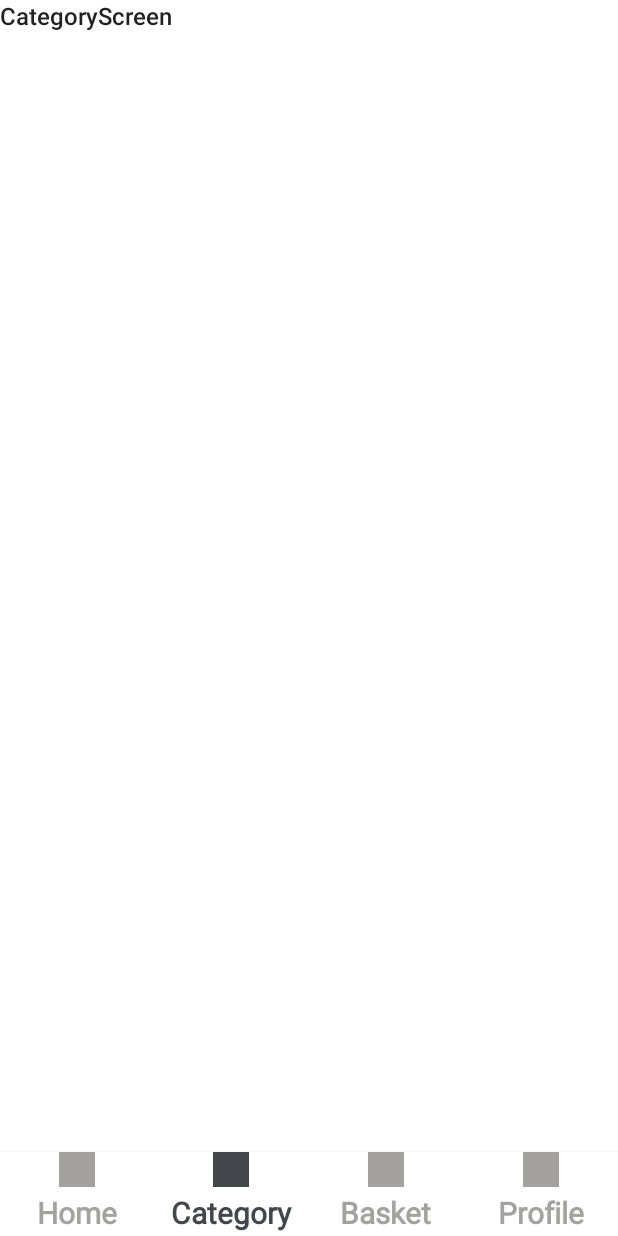
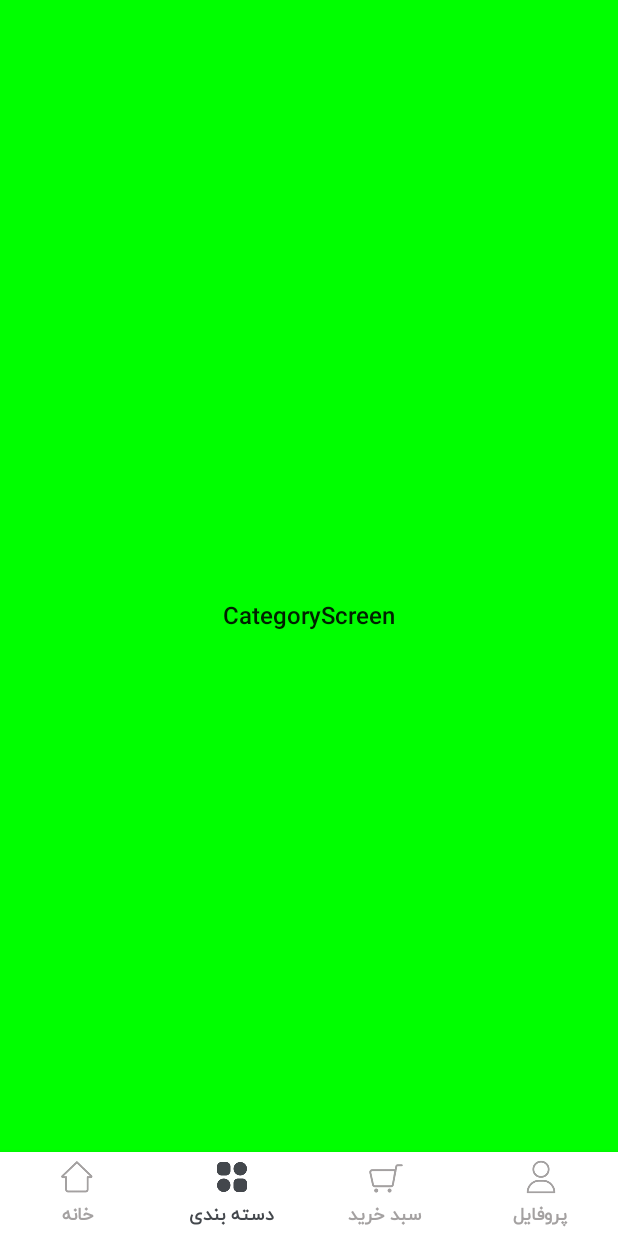
Before and after one commit to MohammadRezaZandiehh/DigikalaComposeProject, an Android app built with Jetpack Compose: the screen it shows after launch (MainActivity), item 2 of the bottom bar chosen, on a phone screen of 412 x 824 dp. Run offline under Robolectric (Android 15) with nearby library versions, the phone set to English and light mode, and no system bars.

Commit message:
s7_design_bottom_navigation 1402 / 01 / 12

```diff
--- a/app/src/main/java/com/example/digikalacomposeproject/navigation/BottomNavigationBar.kt
+++ b/app/src/main/java/com/example/digikalacomposeproject/navigation/BottomNavigationBar.kt
@@ -7,13 +7,13 @@ import androidx.compose.material.*
 import androidx.compose.runtime.Composable
 import androidx.compose.ui.Alignment
 import androidx.compose.ui.Modifier
-import com.example.digikalacomposeproject.R
 import androidx.compose.ui.graphics.Color
 import androidx.compose.ui.res.painterResource
 import androidx.compose.ui.text.font.FontWeight
 import androidx.compose.ui.text.style.TextAlign
 import androidx.compose.ui.unit.dp
 import androidx.navigation.NavController
+import com.example.digikalacomposeproject.R
 import androidx.navigation.compose.currentBackStackEntryAsState
 import com.example.digikalacomposeproject.ui.theme.selectedBottomBar
 import com.example.digikalacomposeproject.ui.theme.unSelectedBottomBar
@@ -26,30 +26,31 @@ fun BottomNavigationBar(
 ) {
     val items = listOf(
         BottomNavItem(
-            name = "Home",
+            name = "خانه",
             route = Screen.Home.route,
-            selectedIcon = painterResource(id = R.drawable.digi_logo),
-            unSelectedIcon = painterResource(id = R.drawable.digi_logo)
+            selectedIcon = painterResource(id = R.drawable.home_fill),
+            unSelectedIcon = painterResource(id = R.drawable.home_outline)
         ),
         BottomNavItem(
-            name = "Category",
+            name = "دسته بندی",
             route = Screen.Category.route,
-            selectedIcon = painterResource(id = R.drawable.digi_logo),
-            unSelectedIcon = painterResource(id = R.drawable.digi_logo)
+            selectedIcon = painterResource(id = R.drawable.category_fill),
+            unSelectedIcon = painterResource(id = R.drawable.category_outline)
         ),
         BottomNavItem(
-            name = "Basket",
+            name = "سبد خرید",
             route = Screen.Basket.route,
-            selectedIcon = painterResource(id = R.drawable.digi_logo),
-            unSelectedIcon = painterResource(id = R.drawable.digi_logo)
+            selectedIcon = painterResource(id = R.drawable.cart_fill),
+            unSelectedIcon = painterResource(id = R.drawable.cart_outline)
         ),
         BottomNavItem(
-            name = "Profile",
+            name = "پروفایل",
             route = Screen.Profile.route,
-            selectedIcon = painterResource(id = R.drawable.digi_logo),
-            unSelectedIcon = painterResource(id = R.drawable.digi_logo)
+            selectedIcon = painterResource(id = R.drawable.user_fill),
+            unSelectedIcon = painterResource(id = R.drawable.user_outline)
         )
     )
+
     //condition of showing the bottomNavigation (e.g: where we should show or not):
     val backStackEntry = navController.currentBackStackEntryAsState()
     val showBottomBar = backStackEntry.value?.destination?.route in items.map { it.route }
@@ -88,7 +89,7 @@ fun BottomNavigationBar(
                             Text(
                                 text = item.name,
                                 textAlign = TextAlign.Center,
-                                style = MaterialTheme.typography.h1,
+                                style = MaterialTheme.typography.h6,
                                 fontWeight = FontWeight.Bold,
                                 modifier = Modifier.padding(top = 5.dp)
                             )
--- a/app/src/main/java/com/example/digikalacomposeproject/ui/screens/BasketScreen.kt
+++ b/app/src/main/java/com/example/digikalacomposeproject/ui/screens/BasketScreen.kt
@@ -1,10 +1,25 @@
 package com.example.digikalacomposeproject.ui.screens
 
+import androidx.compose.foundation.background
+import androidx.compose.foundation.layout.Arrangement
+import androidx.compose.foundation.layout.Column
+import androidx.compose.foundation.layout.fillMaxSize
 import androidx.compose.material.Text
 import androidx.compose.runtime.Composable
+import androidx.compose.ui.Alignment
+import androidx.compose.ui.Modifier
+import androidx.compose.ui.graphics.Color
 import androidx.navigation.NavHostController
 
 @Composable
 fun BasketScreen(navController: NavHostController) {
-    Text(text = "BasketScreen")
+    Column(
+        modifier = Modifier
+            .fillMaxSize()
+            .background(Color.Blue),
+        horizontalAlignment = Alignment.CenterHorizontally,
+        verticalArrangement = Arrangement.Center
+    ) {
+        Text(text = "BasketScreen")
+    }
 }
--- a/app/src/main/java/com/example/digikalacomposeproject/ui/screens/CategoryScreen.kt
+++ b/app/src/main/java/com/example/digikalacomposeproject/ui/screens/CategoryScreen.kt
@@ -1,10 +1,26 @@
 package com.example.digikalacomposeproject.ui.screens
 
+import androidx.compose.foundation.background
+import androidx.compose.foundation.layout.Arrangement
+import androidx.compose.foundation.layout.Column
+import androidx.compose.foundation.layout.fillMaxSize
 import androidx.compose.material.Text
 import androidx.compose.runtime.Composable
+import androidx.compose.ui.Alignment
+import androidx.compose.ui.Modifier
+import androidx.compose.ui.graphics.Color
 import androidx.navigation.NavHostController
 
 @Composable
 fun CategoryScreen(navController: NavHostController) {
-    Text(text = "CategoryScreen")
+
+    Column(
+        modifier = Modifier
+            .fillMaxSize()
+            .background(Color.Green),
+        horizontalAlignment = Alignment.CenterHorizontally,
+        verticalArrangement = Arrangement.Center
+    ) {
+        Text(text = "CategoryScreen")
+    }
 }
--- a/app/src/main/java/com/example/digikalacomposeproject/ui/screens/HomeScreen.kt
+++ b/app/src/main/java/com/example/digikalacomposeproject/ui/screens/HomeScreen.kt
@@ -1,10 +1,26 @@
 package com.example.digikalacomposeproject.ui.screens
 
+import androidx.compose.foundation.background
+import androidx.compose.foundation.layout.Arrangement
+import androidx.compose.foundation.layout.Column
+import androidx.compose.foundation.layout.fillMaxSize
 import androidx.compose.material.Text
 import androidx.compose.runtime.Composable
+import androidx.compose.ui.Alignment
+import androidx.compose.ui.Modifier
+import androidx.compose.ui.graphics.Color
 import androidx.navigation.NavHostController
 
 @Composable
 fun HomeScreen(navController: NavHostController) {
-    Text(text = "HomeScreen")
+
+    Column(
+        modifier = Modifier
+            .fillMaxSize()
+            .background(Color.Gray),
+        horizontalAlignment = Alignment.CenterHorizontally,
+        verticalArrangement = Arrangement.Center
+    ) {
+        Text(text = "HomeScreen")
+    }
 }
--- a/app/src/main/java/com/example/digikalacomposeproject/ui/screens/ProfileScreen.kt
+++ b/app/src/main/java/com/example/digikalacomposeproject/ui/screens/ProfileScreen.kt
@@ -1,10 +1,26 @@
 package com.example.digikalacomposeproject.ui.screens
 
+import androidx.compose.foundation.background
+import androidx.compose.foundation.layout.Arrangement
+import androidx.compose.foundation.layout.Column
+import androidx.compose.foundation.layout.fillMaxSize
 import androidx.compose.material.Text
 import androidx.compose.runtime.Composable
+import androidx.compose.ui.Alignment
+import androidx.compose.ui.Modifier
+import androidx.compose.ui.graphics.Color
 import androidx.navigation.NavHostController
 
 @Composable
 fun ProfileScreen(navController: NavHostController) {
-    Text(text = "ProfileScreen")
+
+    Column(
+        modifier = Modifier
+            .fillMaxSize()
+            .background(Color.Cyan),
+        horizontalAlignment = Alignment.CenterHorizontally,
+        verticalArrangement = Arrangement.Center
+    ) {
+        Text(text = "ProfileScreen")
+    }
 }
--- a/app/src/main/java/com/example/digikalacomposeproject/ui/screens/SplashScreen.kt
+++ b/app/src/main/java/com/example/digikalacomposeproject/ui/screens/SplashScreen.kt
@@ -17,7 +17,6 @@ import com.example.digikalacomposeproject.R
 import com.example.digikalacomposeproject.navigation.Screen
 import com.example.digikalacomposeproject.ui.components.Loading3Dots
 import kotlinx.coroutines.delay
-import okhttp3.internal.notify
 
 @Composable
 fun SplashScreen(navController: NavHostController) {
```
